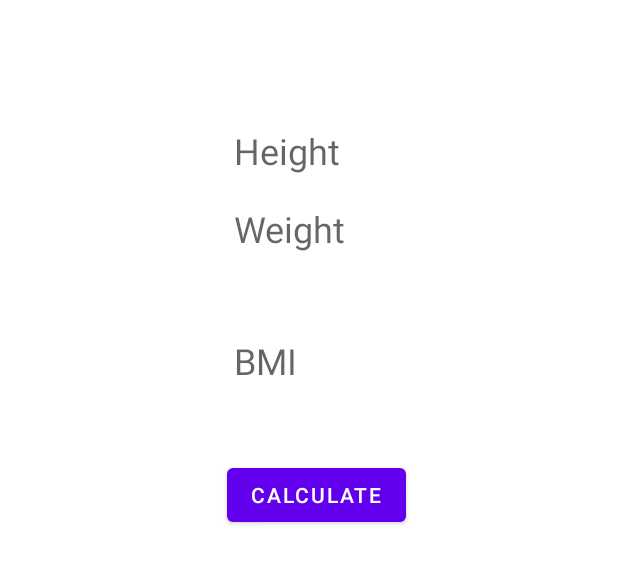
After one commit to CS5520-A-STAR/A-STAR-Fitness, an Android app: the layout activity_body.xml on its own in the app's theme, with its tools: preview values and no code run, on a phone screen of 412 x 824 dp. The commit adds this screen. Shown: the top 564 px of the screen. Run offline under Robolectric (Android 15) with nearby library versions, the phone set to English and light mode, and no system bars.

Commit message:
Added body page and API integration. Can calculate BMI value from user data on Firebase from API.

```diff
--- a/app/src/main/AndroidManifest.xml
+++ b/app/src/main/AndroidManifest.xml
@@ -15,6 +15,9 @@
         android:roundIcon="@mipmap/ic_launcher_round"
         android:supportsRtl="true"
         android:theme="@style/Theme.ASTARFitness">
+        <activity
+            android:name=".BodyActivity"
+            android:exported="true" />
         <activity
             android:name=".record.AddActivity"
             android:exported="false" />
--- /dev/null
+++ b/app/src/main/res/layout/activity_body.xml
@@ -0,0 +1,68 @@
+<?xml version="1.0" encoding="utf-8"?>
+<androidx.constraintlayout.widget.ConstraintLayout xmlns:android="http://schemas.android.com/apk/res/android"
+    xmlns:app="http://schemas.android.com/apk/res-auto"
+    xmlns:tools="http://schemas.android.com/tools"
+    android:layout_width="match_parent"
+    android:layout_height="match_parent"
+    tools:context=".BodyActivity">
+
+    <TextView
+        android:id="@+id/weightView"
+        android:layout_width="94dp"
+        android:layout_height="36dp"
+        android:layout_marginStart="156dp"
+        android:layout_marginTop="136dp"
+        android:hint="Weight"
+        android:textSize="24sp"
+        app:layout_constraintStart_toStartOf="parent"
+        app:layout_constraintTop_toTopOf="parent" />
+
+    <Button
+        android:id="@+id/bmiButton"
+        android:layout_width="wrap_content"
+        android:layout_height="wrap_content"
+        android:layout_marginBottom="247dp"
+        android:text="Calculate"
+        app:layout_constraintBottom_toBottomOf="parent"
+        app:layout_constraintEnd_toEndOf="parent"
+        app:layout_constraintHorizontal_bias="0.518"
+        app:layout_constraintStart_toStartOf="parent"
+        app:layout_constraintTop_toBottomOf="@+id/bmiView"
+        app:layout_constraintVertical_bias="0.17" />
+
+    <TextView
+        android:id="@+id/bmiView"
+        android:layout_width="94dp"
+        android:layout_height="36dp"
+        android:layout_marginStart="156dp"
+        android:layout_marginTop="52dp"
+        android:hint="BMI"
+        android:textSize="24sp"
+        app:layout_constraintStart_toStartOf="parent"
+        app:layout_constraintTop_toBottomOf="@+id/weightView" />
+
+    <TextView
+        android:id="@+id/heightView"
+        android:layout_width="94dp"
+        android:layout_height="36dp"
+        android:layout_marginStart="156dp"
+        android:layout_marginTop="84dp"
+        android:hint="Height"
+        android:textSize="24sp"
+        app:layout_constraintStart_toStartOf="parent"
+        app:layout_constraintTop_toTopOf="parent" />
+
+    <TextView
+        android:id="@+id/ageView"
+        android:layout_width="94dp"
+        android:layout_height="0dp"
+        android:layout_marginStart="156dp"
+        android:layout_marginTop="88dp"
+        android:layout_marginBottom="312dp"
+        android:hint="Age"
+        android:textSize="24sp"
+        app:layout_constraintBottom_toTopOf="@+id/bmiButton"
+        app:layout_constraintStart_toStartOf="parent"
+        app:layout_constraintTop_toTopOf="parent" />
+
+</androidx.constraintlayout.widget.ConstraintLayout>
```
Also changed, not shown: app/src/main/java/com/project/a_star_fitness/BodyActivity.java (added, +193 -0 lines), app/src/main/java/com/project/a_star_fitness/HomeActivity.java (+8 -0 lines), app/src/main/res/layout/activity_home.xml (+11 -0 lines).
